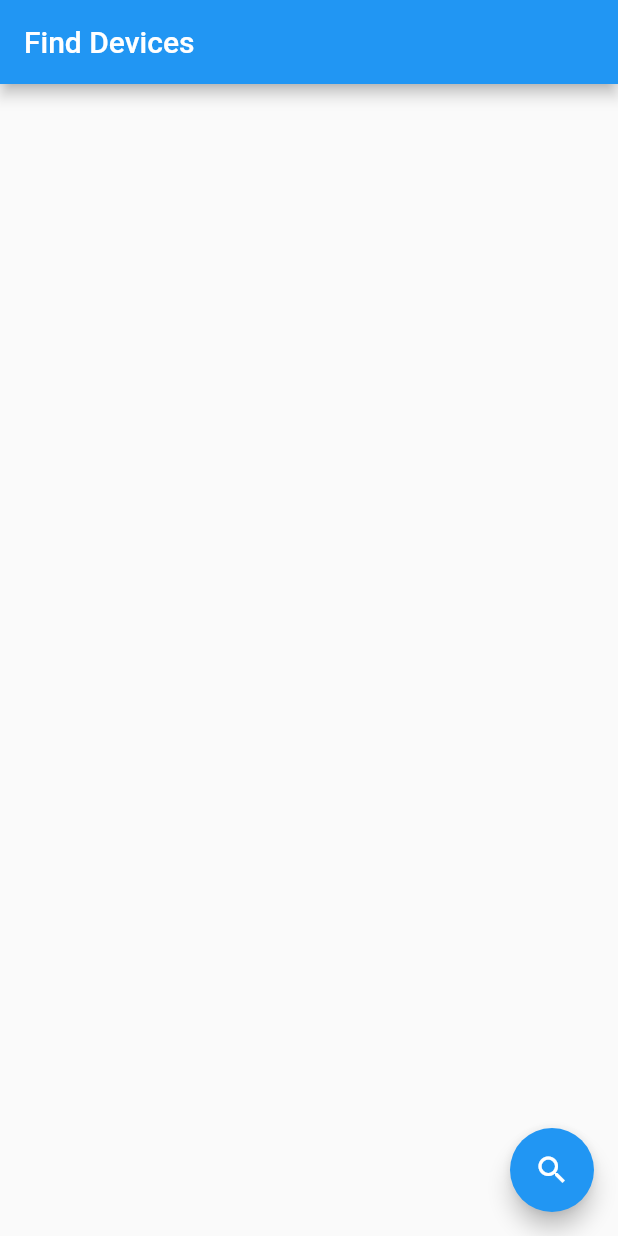
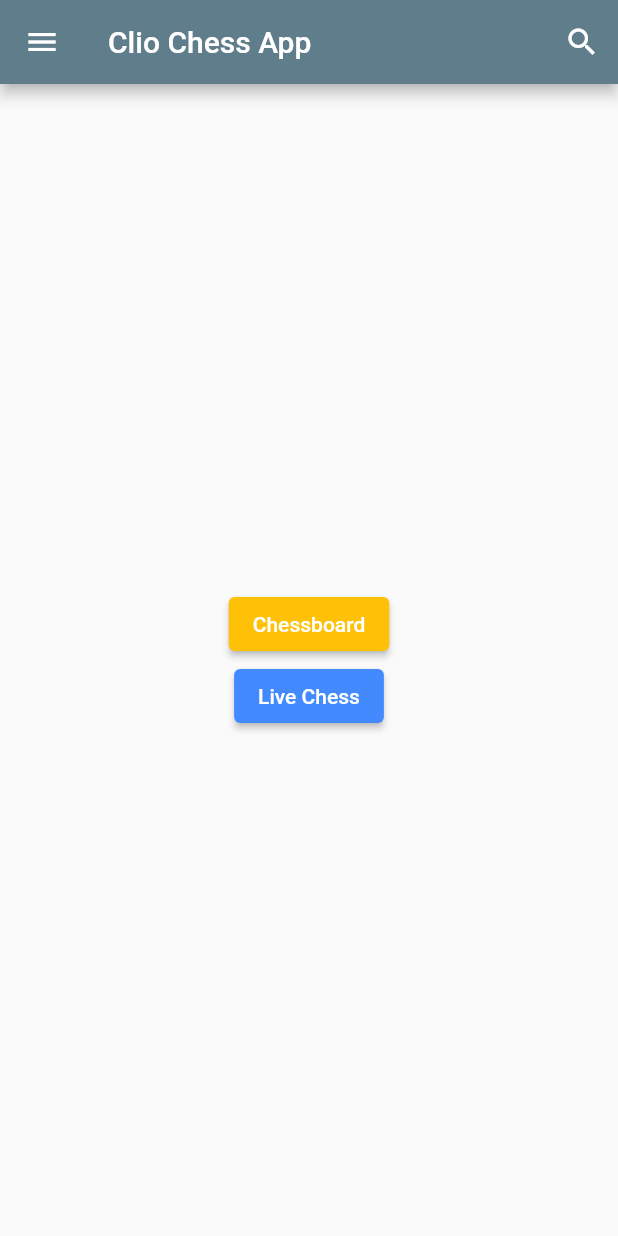
Before and after one commit to simsim2030/clio_chess_Amp_v1, a Flutter app: the screen it shows after launch, after a tap on the "search" icon, on a phone screen of 412 x 824 dp. Run offline on Flutter 3.47's test engine with Material 2 defaults, Android fonts, the phone set to English and light mode, and no system bars; our stand-ins replace flutter_blue; missing offline and left inert: chess, flutter_stateless_chessboard.

Commit message:
adding homepage

```diff
--- /dev/null
+++ b/lib/main.dart
@@ -0,0 +1,19 @@
+import 'package:flutter/cupertino.dart';
+import 'package:flutter/material.dart';
+import 'pages/home_page.dart';
+
+void main() => runApp(MyApp());
+
+class MyApp extends StatelessWidget {
+  @override
+  Widget build(BuildContext context) {
+    return MaterialApp(
+      debugShowCheckedModeBanner: false,
+      title: 'Clio Chess',
+      theme: ThemeData(
+        primarySwatch: Colors.blueGrey,
+      ),
+      home: MainScreen(),
+    );
+  }
+}
--- a/lib/mian.dart
+++ b/lib/pages/ble_search_page.dart
@@ -2,13 +2,10 @@
 import 'dart:async';
 
 import 'package:flutter/material.dart';
-import 'live_chessboard.dart';
-import 'widgets.dart';
+import 'live_chessboard_page.dart';
+import '../widgets.dart';
 import 'package:flutter_blue/flutter_blue.dart';
 
-void main() {
-  runApp(FlutterBlueApp());
-}
 
 class FlutterBlueApp extends StatelessWidget {
   @override
--- /dev/null
+++ b/lib/pages/home_page.dart
@@ -0,0 +1,92 @@
+import 'package:flutter/material.dart';
+import 'ble_search_page.dart';
+import 'offline_chess_page.dart';
+
+class MainScreen extends StatelessWidget {
+  @override
+//   _MainScreenState createState() => _MainScreenState();
+// }
+
+// class _MainScreenState extends State<MainScreen> {
+  Widget build(BuildContext context) {
+    return Scaffold(
+      appBar: AppBar(
+        leading: IconButton(
+          icon: Icon(Icons.menu),
+          onPressed: () {
+            //
+          },
+        ),
+        title: Text("Clio Chess App"),
+        actions: <Widget>[
+          IconButton(
+              icon: Icon(Icons.search),
+              onPressed: () {
+                //
+              }),
+        ],
+      ),
+      body: Center(
+        child: Column(
+          mainAxisSize: MainAxisSize.min,
+          children: [
+            // Chess Button
+            ElevatedButton(
+              onPressed: () {
+                Navigator.push(
+                  context,
+                  MaterialPageRoute(builder: (context) => OfflineChessPage()),
+                );
+              },
+              style: ButtonStyle(
+                  backgroundColor:
+                      MaterialStateProperty.all<Color>(Colors.amber)),
+              child: Text(
+                'Chessboard',
+                style: TextStyle(
+                  color: Colors.white,
+                ),
+              ),
+            ),
+            // BLE Button
+            ElevatedButton(
+              onPressed: () {
+                Navigator.push(
+                  context,
+                  MaterialPageRoute(builder: (context) => FlutterBlueApp()),
+                );
+              },
+              style: ButtonStyle(
+                  backgroundColor:
+                      MaterialStateProperty.all<Color>(Colors.blueAccent)),
+              child: Text(
+                'Live Chess',
+                style: TextStyle(
+                  color: Colors.white,
+                ),
+              ),
+            ),
+            // Data Testing Button
+            // ElevatedButton(
+            //   onPressed: () {
+            //     Navigator.push(
+            //       context,
+            //       MaterialPageRoute(builder: (context) => setting()),
+            //     );
+            //   },
+            //   style: ButtonStyle(
+            //       backgroundColor:
+            //           MaterialStateProperty.all<Color>(Colors.blueAccent)),
+            //   child: Text(
+            //     'Data Test',
+            //     style: TextStyle(
+            //       color: Colors.white,
+            //     ),
+            //   ),
+            // ),
+          ],
+        ),
+      ),
+    );
+  }
+}
--- a/lib/live_chessboard.dart
+++ b/lib/pages/live_chessboard_page.dart
@@ -10,7 +10,7 @@ import 'package:flutter_blue/flutter_blue.dart';
 import 'dart:math';
 import 'package:flutter_stateless_chessboard/flutter_stateless_chessboard.dart'
     as cb;
-import 'chess/utils.dart';
+import '../chess/utils.dart';
 
 class LiveChessboardPage extends StatefulWidget {
   const LiveChessboardPage({Key key, this.device}) : super(key: key);
```
Also changed, not shown: lib/pages/offline_chess_page.dart (added, +49 -0 lines), 1 other file.
